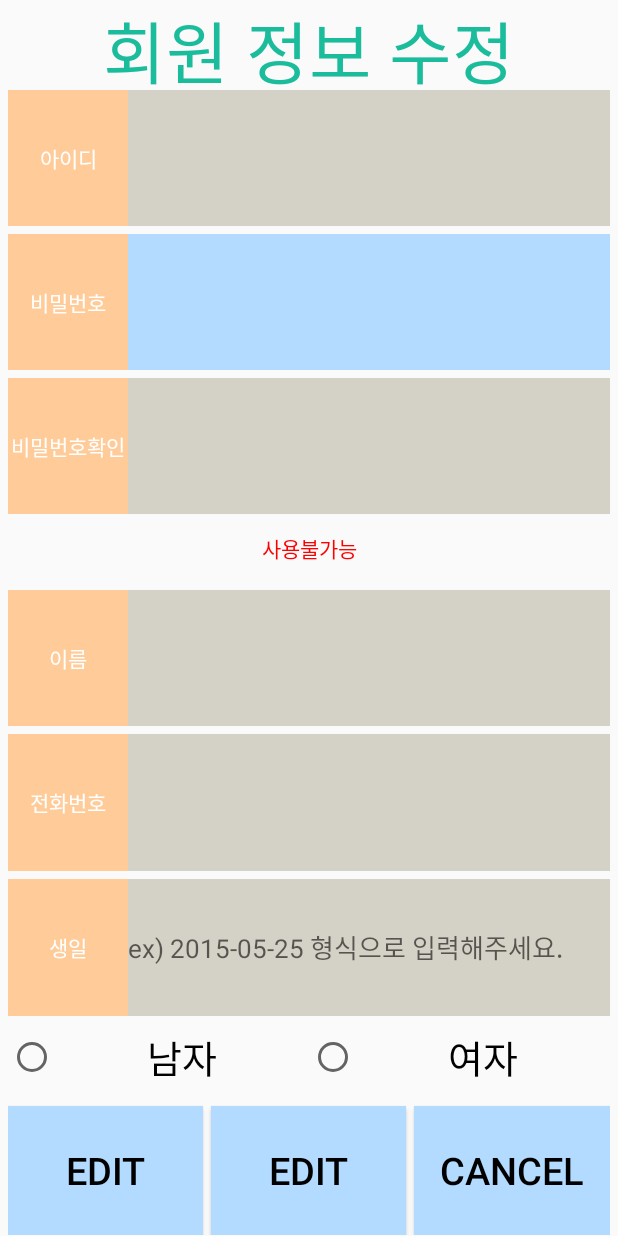
After one commit to kanu1018/m_meto, an Android app: the layout edit_layout.xml on its own in the app's theme, with its tools: preview values and no code run, on a phone screen of 412 x 824 dp. The commit adds this screen. Run offline under Robolectric (Android 15) with nearby library versions, the phone set to English and light mode, and no system bars.

Commit message:
로그인 회원수정 회원가입 완료. (이미지적인 부분은 아직 처리하지않았음)

```diff
--- /dev/null
+++ b/app/src/main/res/layout/edit_layout.xml
@@ -0,0 +1,226 @@
+<?xml version="1.0" encoding="utf-8"?>
+<LinearLayout xmlns:android="http://schemas.android.com/apk/res/android"
+    android:layout_width="match_parent"
+    android:layout_height="match_parent"
+    android:orientation="vertical"
+    android:layout_marginLeft="5dp"
+    android:layout_marginRight="5dp">
+    <TextView
+        android:layout_width="match_parent"
+        android:layout_height="60dp"
+        android:text="회원 정보 수정"
+        android:textSize="45sp"
+        android:textColor="@color/colorPrimary"
+        android:gravity="center"/>
+
+    <LinearLayout
+        android:layout_height="match_parent"
+        android:layout_width="match_parent"
+        android:orientation="vertical"
+        >
+        <LinearLayout
+            android:layout_height="0dp"
+            android:layout_weight="1"
+            android:layout_width="match_parent">
+            <TextView
+                android:text="아이디"
+                android:layout_width="80dp"
+                android:layout_height="match_parent"
+                android:gravity="center"
+                android:background="#ffcc99"
+                android:textColor="#FFFFFF"
+                />
+            <TextView
+                android:id="@+id/edit_id"
+                android:layout_width="0dp"
+                android:layout_weight="1"
+                android:layout_height="match_parent"
+                android:background="@drawable/kdy01_color"
+                />
+        </LinearLayout>
+        <LinearLayout
+            android:layout_marginTop="5dp"
+            android:layout_height="0dp"
+            android:layout_weight="1"
+            android:layout_width="match_parent">
+            <TextView
+                android:text="비밀번호"
+                android:layout_width="80dp"
+                android:layout_height="match_parent"
+                android:gravity="center"
+                android:background="#ffcc99"
+                android:textColor="#FFFFFF"/>
+        <EditText
+            android:id="@+id/edit_pwd"
+            android:layout_width="0dp"
+            android:layout_weight="1"
+            android:layout_height="match_parent"
+            android:background="@drawable/kdy01_color"
+            />
+        </LinearLayout>
+        <LinearLayout
+            android:layout_marginTop="5dp"
+            android:layout_height="0dp"
+            android:layout_weight="1"
+            android:layout_width="match_parent">
+            <TextView
+
+                android:text="비밀번호확인"
+                android:layout_width="80dp"
+                android:layout_height="match_parent"
+                android:gravity="center"
+                android:background="#ffcc99"
+                android:textColor="#FFFFFF"/>
+            <EditText
+                android:id="@+id/pwd_check"
+                android:layout_width="0dp"
+                android:layout_weight="1"
+                android:layout_height="match_parent"
+                android:background="@drawable/kdy01_color"
+                />
+        </LinearLayout>
+        <LinearLayout
+            android:layout_height="0dp"
+            android:layout_weight="0.5"
+            android:layout_width="match_parent">
+            <TextView
+                android:id="@+id/edit_check_textview"
+                android:text="사용불가능"
+                android:layout_width="match_parent"
+                android:layout_height="match_parent"
+                android:gravity="center"
+                android:textColor="#FF0000"/>
+        </LinearLayout>
+        <LinearLayout
+            android:layout_marginTop="5dp"
+            android:layout_height="0dp"
+            android:layout_weight="1"
+            android:layout_width="match_parent">
+            <TextView
+                android:text="이름"
+                android:layout_width="80dp"
+                android:layout_height="match_parent"
+                android:gravity="center"
+                android:background="#ffcc99"
+                android:textColor="#FFFFFF"/>
+            <EditText
+                android:id="@+id/edit_name"
+                android:layout_width="0dp"
+                android:layout_weight="1"
+                android:layout_height="match_parent"
+                android:background="@drawable/kdy01_color"
+                />
+        </LinearLayout>
+        <LinearLayout
+            android:layout_marginTop="5dp"
+            android:layout_height="0dp"
+            android:layout_weight="1"
+            android:layout_width="match_parent">
+            <TextView
+                android:text="전화번호"
+                android:layout_width="80dp"
+                android:layout_height="match_parent"
+                android:gravity="center"
+                android:background="#ffcc99"
+                android:textColor="#FFFFFF"/>
+            <EditText
+                android:id="@+id/edit_phone"
+                android:layout_width="0dp"
+                android:layout_weight="1"
+                android:layout_height="match_parent"
+                android:background="@drawable/kdy01_color"
+                />
+        </LinearLayout>
+        <LinearLayout
+            android:layout_marginTop="5dp"
+            android:layout_height="0dp"
+            android:layout_weight="1"
+            android:layout_width="match_parent">
+            <TextView
+                android:text="생일"
+                android:layout_width="80dp"
+                android:layout_height="match_parent"
+                android:gravity="center"
+                android:background="#ffcc99"
+                android:textColor="#FFFFFF"/>
+            <EditText
+                android:id="@+id/edit_birth"
+                android:layout_width="0dp"
+                android:layout_weight="1"
+                android:textSize="17sp"
+                android:hint="ex) 2015-05-25 형식으로 입력해주세요."
+                android:layout_height="match_parent"
+                android:background="@drawable/kdy01_color"
+                />
+        </LinearLayout>
+        <LinearLayout
+            android:layout_height="0dp"
+            android:layout_weight="0.6"
+            android:layout_width="match_parent"
+            android:gravity="center">
+            <RadioGroup
+                android:layout_width="match_parent"
+                android:layout_height="match_parent"
+                android:orientation="horizontal"
+                android:gravity="center"
+                >
+                <RadioButton
+                    android:id="@+id/rbtn1"
+                    android:gravity="center"
+                    android:layout_width="0dp"
+                    android:layout_weight="1"
+                    android:layout_height="wrap_content"
+                    android:text="남자"
+                    android:textSize="25sp"
+                    />
+                <RadioButton
+                    android:id="@+id/rbtn2"
+                    android:gravity="center"
+                    android:layout_width="0dp"
+                    android:layout_weight="1"
+                    android:layout_height="wrap_content"
+                    android:text="여자"
+                    android:textSize="25sp"
+                    />
+            </RadioGroup>
+        </LinearLayout>
+        <LinearLayout
+            android:layout_height="0dp"
+            android:layout_weight="1"
+            android:layout_width="match_parent"
+            >
+            <Button
+                android:id="@+id/edit_write_btn"
+                android:layout_marginTop="5dp"
+                android:text="edit"
+                android:textSize="25sp"
+                android:layout_width="0dp"
+                android:layout_height="match_parent"
+                android:layout_weight="1"
+                android:textColor="@color/txt_color01"
+                android:background="@drawable/kdy02_color"/>
+            <Button
+                android:layout_marginLeft="5dp"
+                android:id="@+id/edit_delete_btn"
+                android:layout_marginTop="5dp"
+                android:text="edit"
+                android:textSize="25sp"
+                android:layout_width="0dp"
+                android:layout_height="match_parent"
+                android:layout_weight="1"
+                android:textColor="@color/txt_color01"
+                android:background="@drawable/kdy02_color"/>
+            <Button
+                android:id="@+id/edit_cancel_btn"
+                android:layout_marginTop="5dp"
+                android:layout_marginLeft="5dp"
+                android:text="Cancel"
+                android:textSize="25sp"
+                android:layout_width="0dp"
+                android:layout_height="match_parent"
+                android:layout_weight="1"
+                android:textColor="@color/txt_color01"
+                android:background="@drawable/kdy02_color"/>
+        </LinearLayout>
+    </LinearLayout>
+</LinearLayout>
--- a/app/src/main/res/layout/login_ok.xml
+++ b/app/src/main/res/layout/login_ok.xml
@@ -7,4 +7,9 @@
         android:layout_height="wrap_content"
         android:text="로그인 성공"
         android:textSize="50sp"/>
+    <Button
+        android:layout_width="wrap_content"
+        android:layout_height="wrap_content"
+        android:onClick="editform"
+        android:text="회원정보수정"/>
 </LinearLayout>
```
Also changed, not shown: app/src/main/java/com/kitri/meto/m/metour/Login_ok.java (+18 -0 lines), app/src/main/java/com/kitri/meto/m/metour/MemEdit.java (added, +340 -0 lines), app/src/main/java/com/kitri/meto/m/metour/MemLog.java (+8 -2 lines), app/src/main/java/com/kitri/meto/m/metour/SessionControl.java (added, +27 -0 lines).
